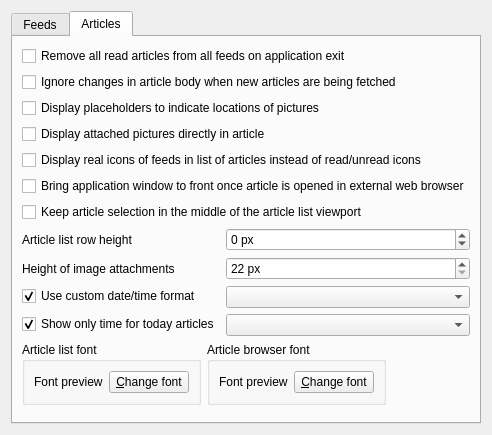
This is src/librssguard/gui/settings/settingsfeedsmessages.ui in martinrotter/rssguard as Qt 5 draws it before an edit. The edited form follows.
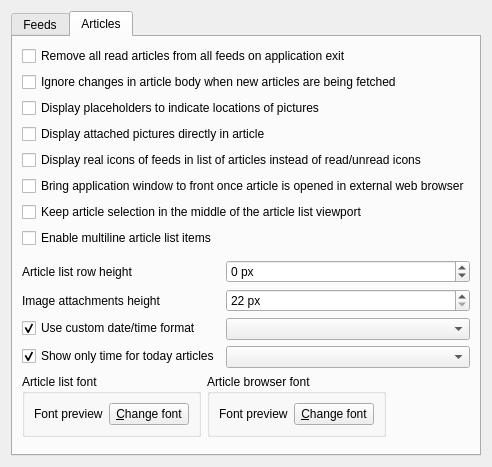
This is the edited form. The open tabs and pages were chosen to show the change. Custom widgets are drawn as their Qt base class.

```diff
--- a/src/librssguard/gui/settings/settingsfeedsmessages.ui
+++ b/src/librssguard/gui/settings/settingsfeedsmessages.ui
@@ -6,15 +6,15 @@
    <rect>
     <x>0</x>
     <y>0</y>
-    <width>479</width>
-    <height>433</height>
+    <width>489</width>
+    <height>434</height>
    </rect>
   </property>
   <layout class="QHBoxLayout" name="horizontalLayout">
    <item>
     <widget class="QTabWidget" name="m_tabFeedsMessages">
      <property name="currentIndex">
-      <number>0</number>
+      <number>1</number>
      </property>
      <widget class="QWidget" name="m_tabFeeds">
       <attribute name="title">
@@ -268,6 +268,13 @@
          </property>
         </widget>
        </item>
+       <item row="1" column="0" colspan="2">
+        <widget class="QCheckBox" name="m_cmbIgnoreContentsChanges">
+         <property name="text">
+          <string>Ignore changes in article body when new articles are being fetched</string>
+         </property>
+        </widget>
+       </item>
        <item row="2" column="0" colspan="2">
         <widget class="QCheckBox" name="m_checkDisplayPlaceholders">
          <property name="text">
@@ -303,7 +310,7 @@
          </property>
         </widget>
        </item>
-       <item row="7" column="0">
+       <item row="9" column="0">
         <widget class="QLabel" name="label_2">
          <property name="text">
           <string>Article list row height</string>
@@ -313,7 +320,7 @@
          </property>
         </widget>
        </item>
-       <item row="7" column="1">
+       <item row="9" column="1">
         <widget class="QSpinBox" name="m_spinHeightRowsMessages">
          <property name="minimumSize">
           <size>
@@ -332,24 +339,18 @@
          </property>
         </widget>
        </item>
-       <item row="8" column="0">
-        <widget class="QLabel" name="label">
+       <item row="10" column="0">
+        <widget class="QLabel" name="m_lblHeightImageAttachments">
          <property name="text">
-          <string>Height of image attachments</string>
+          <string>Image attachments height</string>
          </property>
          <property name="buddy">
           <cstring>m_spinHeightImageAttachments</cstring>
          </property>
         </widget>
        </item>
-       <item row="8" column="1">
+       <item row="10" column="1">
         <widget class="QSpinBox" name="m_spinHeightImageAttachments">
-         <property name="minimumSize">
-          <size>
-           <width>150</width>
-           <height>0</height>
-          </size>
-         </property>
          <property name="suffix">
           <string notr="true"> px</string>
          </property>
@@ -361,7 +362,7 @@
          </property>
         </widget>
        </item>
-       <item row="9" column="0">
+       <item row="11" column="0">
         <widget class="QCheckBox" name="m_checkMessagesDateTimeFormat">
          <property name="text">
           <string>Use custom date/time format</string>
@@ -374,7 +375,7 @@
          </property>
         </widget>
        </item>
-       <item row="9" column="1">
+       <item row="11" column="1">
         <widget class="QComboBox" name="m_cmbMessagesDateTimeFormat">
          <property name="minimumSize">
           <size>
@@ -384,7 +385,30 @@
          </property>
         </widget>
        </item>
-       <item row="11" column="0" colspan="2">
+       <item row="12" column="0">
+        <widget class="QCheckBox" name="m_checkMessagesTimeFormat">
+         <property name="text">
+          <string>Show only time for today articles</string>
+         </property>
+         <property name="checkable">
+          <bool>true</bool>
+         </property>
+         <property name="checked">
+          <bool>true</bool>
+         </property>
+        </widget>
+       </item>
+       <item row="12" column="1">
+        <widget class="QComboBox" name="m_cmbMessagesTimeFormat">
+         <property name="minimumSize">
+          <size>
+           <width>150</width>
+           <height>0</height>
+          </size>
+         </property>
+        </widget>
+       </item>
+       <item row="13" column="0" colspan="2">
         <layout class="QHBoxLayout" name="horizontalLayout_4">
          <item>
           <widget class="QGroupBox" name="groupBox_5">
@@ -453,7 +477,7 @@
          </item>
         </layout>
        </item>
-       <item row="13" column="0" colspan="2">
+       <item row="15" column="0" colspan="2">
         <spacer name="verticalSpacer_2">
          <property name="orientation">
           <enum>Qt::Vertical</enum>
@@ -466,36 +490,23 @@
          </property>
         </spacer>
        </item>
-       <item row="1" column="0" colspan="2">
-        <widget class="QCheckBox" name="m_cmbIgnoreContentsChanges">
+       <item row="7" column="0" colspan="2">
+        <widget class="QCheckBox" name="m_checkMultilineArticleList">
          <property name="text">
-          <string>Ignore changes in article body when new articles are being fetched</string>
+          <string>Enable multiline article list items</string>
          </property>
         </widget>
        </item>
-       <item row="10" column="1">
-        <widget class="QComboBox" name="m_cmbMessagesTimeFormat">
+       <item row="8" column="0" colspan="2">
+        <widget class="HelpSpoiler" name="m_helpMultilineArticleList" native="true">
          <property name="minimumSize">
           <size>
-           <width>150</width>
+           <width>50</width>
            <height>0</height>
           </size>
          </property>
         </widget>
        </item>
-       <item row="10" column="0">
-        <widget class="QCheckBox" name="m_checkMessagesTimeFormat">
-         <property name="text">
-          <string>Show only time for today articles</string>
-         </property>
-         <property name="checkable">
-          <bool>true</bool>
-         </property>
-         <property name="checked">
-          <bool>true</bool>
-         </property>
-        </widget>
-       </item>
       </layout>
      </widget>
     </widget>
@@ -508,6 +519,12 @@
    <extends>QDoubleSpinBox</extends>
    <header>timespinbox.h</header>
   </customwidget>
+  <customwidget>
+   <class>HelpSpoiler</class>
+   <extends>QWidget</extends>
+   <header>helpspoiler.h</header>
+   <container>1</container>
+  </customwidget>
  </customwidgets>
  <tabstops>
   <tabstop>m_tabFeedsMessages</tabstop>
```
Left out of the diff: 1 changed line with no effect on the pictures.
